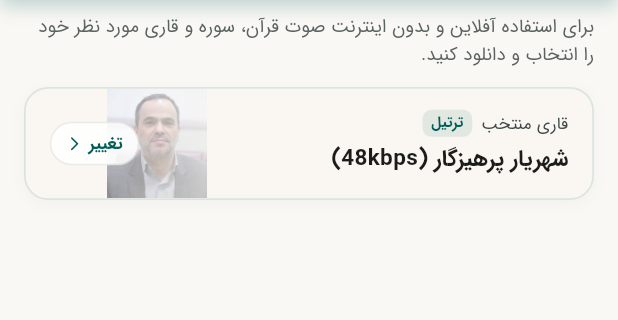
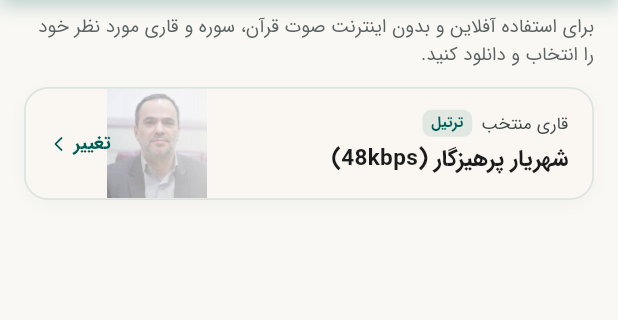
Before and after one commit to mohammadvaezimoghadam/quran, a Flutter app: the AudioDownloadManagerScreen screen opened by its route, on a phone screen of 412 x 824 dp, the part 114-434 px from its top. Run offline on Flutter 3.47's test engine with Material 3 defaults, Android fonts, the light colour scheme and no system bars; our stand-ins replace audio_service, cached_network_image, dio, firebase_core, firebase_messaging, flutter_local_notifications and 16 more; missing offline and left inert: audio_session, dio_http_formatter, flutter_poolakey, mobile_scanner, zxing2; accounts and stored records are empty; generated files the repository leaves out were written again.

Commit message:
style(audio): remove background and flip icon direction of reciter change button

```diff
--- a/lib/features/audio_manager/presentation/widgets/download_manager_reciter_selector.dart
+++ b/lib/features/audio_manager/presentation/widgets/download_manager_reciter_selector.dart
@@ -204,42 +204,26 @@ class DownloadManagerReciterSelector extends ConsumerWidget {
                           ),
                         ),
 
-                        // Change button / chevron
-                        Container(
-                          padding: const EdgeInsets.symmetric(
-                              horizontal: 10, vertical: 5),
-                          decoration: BoxDecoration(
-                            color: (isDark
-                                    ? const Color(0xFF101B1A)
-                                    : Colors.white)
-                                .withValues(alpha: 0.85),
-                            borderRadius: BorderRadius.circular(20),
-                            border: Border.all(
-                              color: (isDark ? Colors.white : Colors.black)
-                                  .withValues(alpha: 0.08),
-                              width: 1,
-                            ),
-                          ),
-                          child: Row(
+                        // Change button / chevron (no background, flipped icon direction)
+                        Row(
                           mainAxisSize: MainAxisSize.min,
                           children: [
                             Text(
                               'تغییر',
                               style: TextStyle(
                                 fontFamily: AppTypography.fontFamily,
-                                  fontSize: 11.5,
+                                fontSize: 12.5,
                                 fontWeight: FontWeight.w600,
                                 color: colorScheme.primary,
                               ),
                             ),
                             const SizedBox(width: 4),
                             Icon(
-                                Icons.arrow_back_ios_new_rounded,
-                                size: 11,
+                              Icons.arrow_forward_ios_rounded,
+                              size: 12,
                               color: colorScheme.primary,
                             ),
                           ],
-                          ),
                         ),
                       ],
                     ),
```
Lines whose indentation alone changed are shown as unchanged.
